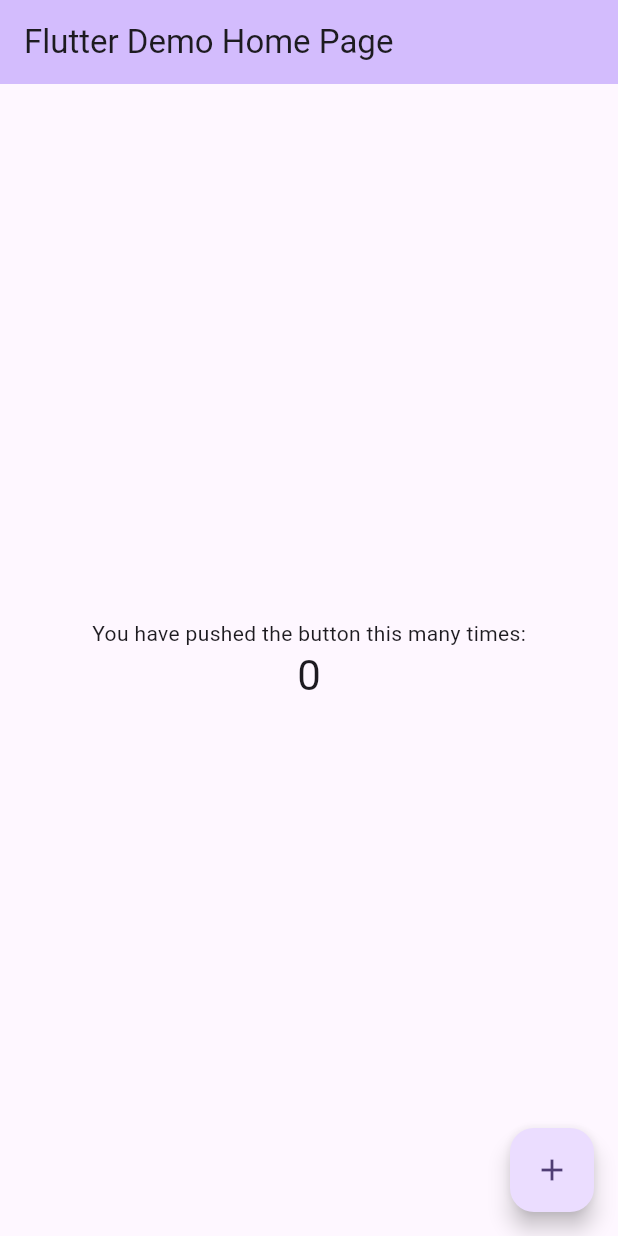
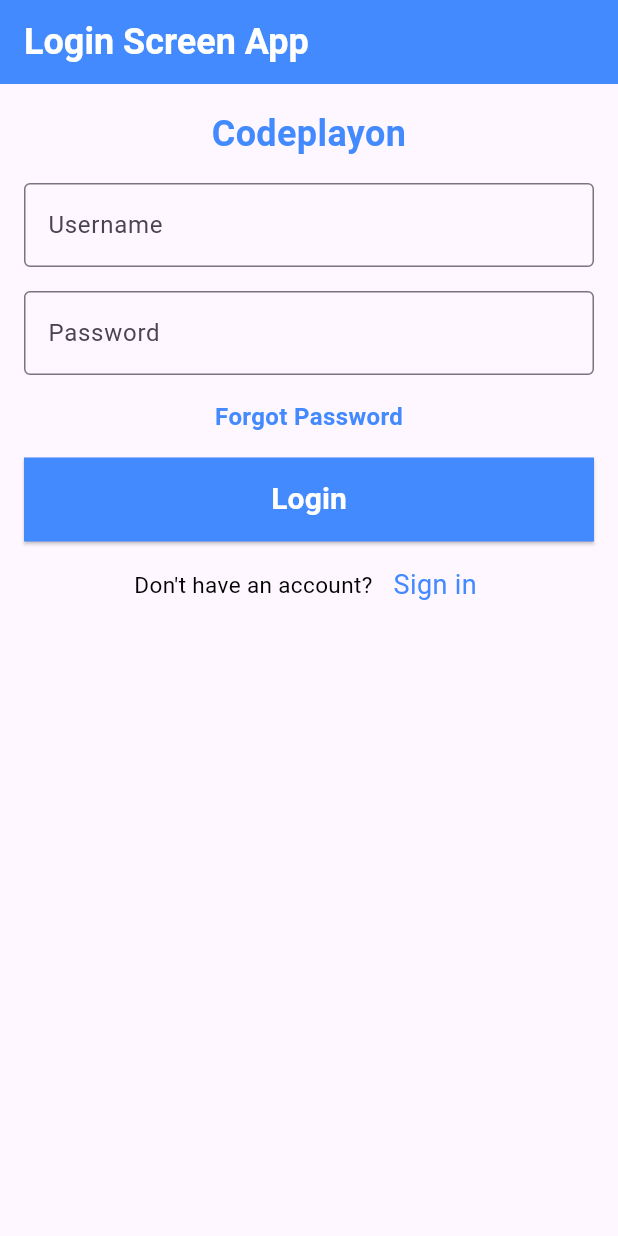
Before and after one commit to M7MD43BAN/Login-Screen-Ui, a Flutter app: the screen it shows after launch, on a phone screen of 412 x 824 dp. Run offline on Flutter 3.47's test engine with Material 3 defaults, Android fonts, the phone set to English and light mode, and no system bars.

Commit message:
finish implementation of Login screen ui

```diff
--- a/lib/main.dart
+++ b/lib/main.dart
@@ -7,119 +7,116 @@ void main() {
 class MyApp extends StatelessWidget {
   const MyApp({super.key});
 
-  // This widget is the root of your application.
   @override
   Widget build(BuildContext context) {
-    return MaterialApp(
-      title: 'Flutter Demo',
-      theme: ThemeData(
-        // This is the theme of your application.
-        //
-        // TRY THIS: Try running your application with "flutter run". You'll see
-        // the application has a purple toolbar. Then, without quitting the app,
-        // try changing the seedColor in the colorScheme below to Colors.green
-        // and then invoke "hot reload" (save your changes or press the "hot
-        // reload" button in a Flutter-supported IDE, or press "r" if you used
-        // the command line to start the app).
-        //
-        // Notice that the counter didn't reset back to zero; the application
-        // state is not lost during the reload. To reset the state, use hot
-        // restart instead.
-        //
-        // This works for code too, not just values: Most code changes can be
-        // tested with just a hot reload.
-        colorScheme: ColorScheme.fromSeed(seedColor: Colors.deepPurple),
-        useMaterial3: true,
-      ),
-      home: const MyHomePage(title: 'Flutter Demo Home Page'),
+    return const MaterialApp(
+      debugShowCheckedModeBanner: false,
+      home: LoginScreen(),
     );
   }
 }
 
-class MyHomePage extends StatefulWidget {
-  const MyHomePage({super.key, required this.title});
-
-  // This widget is the home page of your application. It is stateful, meaning
-  // that it has a State object (defined below) that contains fields that affect
-  // how it looks.
-
-  // This class is the configuration for the state. It holds the values (in this
-  // case the title) provided by the parent (in this case the App widget) and
-  // used by the build method of the State. Fields in a Widget subclass are
-  // always marked "final".
-
-  final String title;
-
-  @override
-  State<MyHomePage> createState() => _MyHomePageState();
-}
-
-class _MyHomePageState extends State<MyHomePage> {
-  int _counter = 0;
-
-  void _incrementCounter() {
-    setState(() {
-      // This call to setState tells the Flutter framework that something has
-      // changed in this State, which causes it to rerun the build method below
-      // so that the display can reflect the updated values. If we changed
-      // _counter without calling setState(), then the build method would not be
-      // called again, and so nothing would appear to happen.
-      _counter++;
-    });
-  }
+class LoginScreen extends StatelessWidget {
+  const LoginScreen({super.key});
 
   @override
   Widget build(BuildContext context) {
-    // This method is rerun every time setState is called, for instance as done
-    // by the _incrementCounter method above.
-    //
-    // The Flutter framework has been optimized to make rerunning build methods
-    // fast, so that you can just rebuild anything that needs updating rather
-    // than having to individually change instances of widgets.
     return Scaffold(
       appBar: AppBar(
-        // TRY THIS: Try changing the color here to a specific color (to
-        // Colors.amber, perhaps?) and trigger a hot reload to see the AppBar
-        // change color while the other colors stay the same.
-        backgroundColor: Theme.of(context).colorScheme.inversePrimary,
-        // Here we take the value from the MyHomePage object that was created by
-        // the App.build method, and use it to set our appbar title.
-        title: Text(widget.title),
+        backgroundColor: Colors.blueAccent,
+        title: const Text(
+          'Login Screen App',
+          style: TextStyle(
+            fontSize: 24,
+            fontWeight: FontWeight.bold,
+            color: Colors.white,
+          ),
+        ),
       ),
-      body: Center(
-        // Center is a layout widget. It takes a single child and positions it
-        // in the middle of the parent.
+      body: Padding(
+        padding: const EdgeInsets.all(16),
         child: Column(
-          // Column is also a layout widget. It takes a list of children and
-          // arranges them vertically. By default, it sizes itself to fit its
-          // children horizontally, and tries to be as tall as its parent.
-          //
-          // Column has various properties to control how it sizes itself and
-          // how it positions its children. Here we use mainAxisAlignment to
-          // center the children vertically; the main axis here is the vertical
-          // axis because Columns are vertical (the cross axis would be
-          // horizontal).
-          //
-          // TRY THIS: Invoke "debug painting" (choose the "Toggle Debug Paint"
-          // action in the IDE, or press "p" in the console), to see the
-          // wireframe for each widget.
-          mainAxisAlignment: MainAxisAlignment.center,
-          children: <Widget>[
+          crossAxisAlignment: CrossAxisAlignment.stretch,
+          children: [
             const Text(
-              'You have pushed the button this many times:',
+              'Codeplayon',
+              style: TextStyle(
+                fontSize: 24,
+                fontWeight: FontWeight.bold,
+                color: Colors.blueAccent,
+              ),
+              textAlign: TextAlign.center,
             ),
-            Text(
-              '$_counter',
-              style: Theme.of(context).textTheme.headlineMedium,
+            const SizedBox(height: 16),
+            const TextField(
+              decoration: InputDecoration(
+                labelText: 'Username',
+                border: OutlineInputBorder(),
+                hintText: 'Enter valid email as abc@gmail.com',
+              ),
+            ),
+            const SizedBox(height: 16),
+            const TextField(
+              decoration: InputDecoration(
+                labelText: 'Password',
+                border: OutlineInputBorder(),
+                hintText: 'Enter strong password as 123@abc',
+              ),
+            ),
+            const SizedBox(height: 16),
+            const Center(
+              child: Text(
+                'Forgot Password',
+                style: TextStyle(
+                  fontSize: 16,
+                  color: Colors.blueAccent,
+                  fontWeight: FontWeight.bold,
+                ),
+              ),
+            ),
+            const SizedBox(height: 16),
+            SizedBox(
+              width: double.infinity,
+              height: 56,
+              child: ElevatedButton(
+                onPressed: () {},
+                style: ElevatedButton.styleFrom(
+                  backgroundColor: Colors.blueAccent,
+                  shape: RoundedRectangleBorder(
+                    borderRadius: BorderRadius.circular(0),
+                  ),
+                ),
+                child: const Text(
+                  'Login',
+                  style: TextStyle(
+                    fontSize: 20,
+                    fontWeight: FontWeight.bold,
+                    color: Colors.white,
+                  ),
+                ),
+              ),
+            ),
+            const SizedBox(height: 16),
+            const Row(
+              mainAxisAlignment: MainAxisAlignment.center,
+              children: [
+                Text(
+                  'Don\'t have an account? ',
+                  style: TextStyle(fontSize: 15, color: Colors.black),
+                ),
+                SizedBox(width: 10),
+                Text(
+                  'Sign in ',
+                  style: TextStyle(
+                    fontSize: 18,
+                    color: Colors.blueAccent,
+                  ),
+                )
+              ],
             ),
           ],
         ),
       ),
-      floatingActionButton: FloatingActionButton(
-        onPressed: _incrementCounter,
-        tooltip: 'Increment',
-        child: const Icon(Icons.add),
-      ), // This trailing comma makes auto-formatting nicer for build methods.
     );
   }
 }
```
